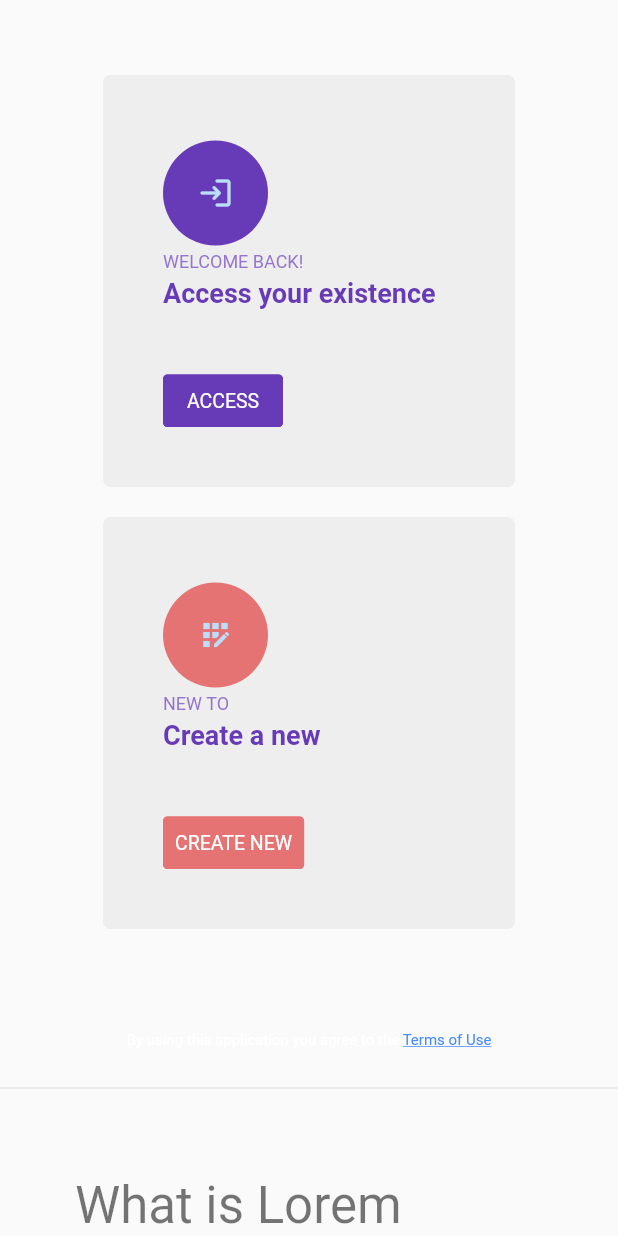
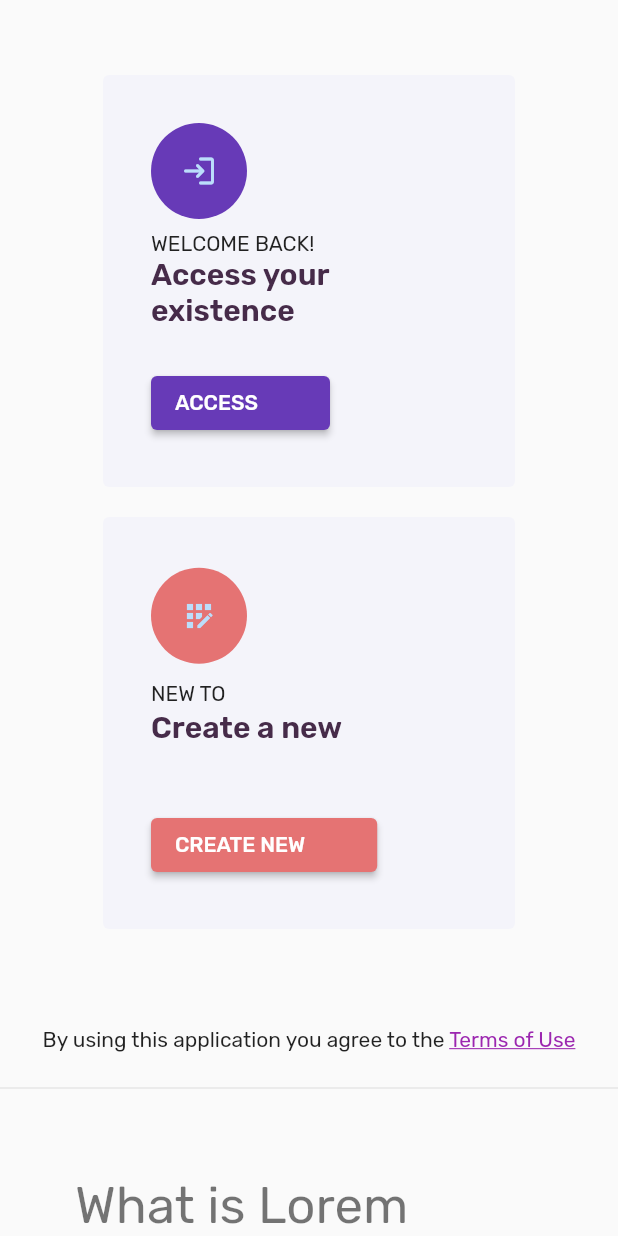
Before and after one commit to tsvillain/diva-roulette, a Flutter app: the screen it shows after launch, on a phone screen of 412 x 824 dp. Run offline on Flutter 3.47's test engine with Material 2 defaults, Android fonts, the light colour scheme and no system bars; drawn by our look-alikes of auto_size_text, getwidget; our stand-ins replace google_fonts, responsive_builder; missing offline and left inert: ndialog.

Commit message:
Add theme.dart Add fonts Change loginCard.dart and landingPageDesktop.dart

```diff
--- a/lib/main.dart
+++ b/lib/main.dart
@@ -1,4 +1,5 @@
 import 'package:diva_roulette/helpers/routeName.dart';
+import 'package:diva_roulette/theme.dart';
 import 'package:flutter/material.dart';
 import 'package:diva_roulette/helpers/generateRoute.dart' as router;
 
@@ -11,9 +12,7 @@ class MyApp extends StatelessWidget {
   Widget build(BuildContext context) {
     return MaterialApp(
       title: 'Diva Roulette',
-      theme: ThemeData(
-        primarySwatch: Colors.blue,
-      ),
+      theme: AppTheme.getAppTheme(),
       onGenerateRoute: router.generateRoute,
       initialRoute: LandingPageRoute,
     );
--- /dev/null
+++ b/lib/theme.dart
@@ -0,0 +1,37 @@
+import 'package:flutter/material.dart';
+import 'package:google_fonts/google_fonts.dart';
+
+class AppTheme {
+  static const defaultPadding = 16.0;
+  static const paddingSmall = 8.0;
+  static const paddingMedium = 24.0;
+  static const paddingLarge = 32.0;
+
+  static const purple = Color(0xFF462b49);
+  static const purpleBG = Color(0xFFF4F4FA);
+  static const pink = Color(0xFFFF4165);
+
+  static ThemeData getAppTheme() {
+    ThemeData base = ThemeData();
+
+    return base.copyWith(
+        primaryColor: purple,
+        accentColor: pink,
+        textTheme: GoogleFonts.rubikTextTheme(base.textTheme.copyWith(
+          headline6: base.textTheme.headline6.copyWith(color: purple, fontWeight: FontWeight.w600),
+          headline5: base.textTheme.headline5.copyWith(),
+          headline4: base.textTheme.headline4.copyWith(),
+          headline3: base.textTheme.headline3.copyWith(),
+          headline2: base.textTheme.headline2.copyWith(),
+          headline1: base.textTheme.headline1.copyWith(),
+          bodyText1: base.textTheme.bodyText1.copyWith(),
+          bodyText2: base.textTheme.bodyText2.copyWith(),
+        )),
+        buttonColor: purple,
+        elevatedButtonTheme: ElevatedButtonThemeData(
+          style: ElevatedButton.styleFrom(
+            primary: purple,
+          ),
+        ));
+  }
+}
--- a/lib/utils/widgets/loginCard.dart
+++ b/lib/utils/widgets/loginCard.dart
@@ -1,4 +1,5 @@
 import 'package:auto_size_text/auto_size_text.dart';
+import 'package:diva_roulette/theme.dart';
 import 'package:flutter/material.dart';
 import 'package:getwidget/components/button/gf_button.dart';
 
@@ -11,6 +12,7 @@ class LoginCard extends StatelessWidget {
   final Icon icon;
   final String btnText;
   final Function btnFunc;
+  final Color avatarColor;
 
   const LoginCard({
     Key key,
@@ -22,19 +24,20 @@ class LoginCard extends StatelessWidget {
     @required this.icon,
     @required this.btnText,
     @required this.btnFunc,
+    this.avatarColor
   }) : super(key: key);
 
   @override
   Widget build(BuildContext context) {
     return Container(
       decoration: BoxDecoration(
-        borderRadius: BorderRadius.circular(5),
-        color: Colors.grey[200],
+        borderRadius: BorderRadius.circular(4),
+        color: AppTheme.purpleBG,
       ),
       width: size,
       height: size,
       child: Padding(
-        padding: const EdgeInsets.all(40.0),
+        padding: const EdgeInsets.all(AppTheme.paddingLarge),
         child: Column(
           mainAxisSize: MainAxisSize.max,
           mainAxisAlignment: MainAxisAlignment.spaceBetween,
@@ -50,36 +53,33 @@ class LoginCard extends StatelessWidget {
                   Align(
                     alignment: Alignment.topLeft,
                     child: CircleAvatar(
-                      backgroundColor: color,
+                      backgroundColor: avatarColor ?? color,
                       child: icon,
                       minRadius: 20,
-                      maxRadius: 35,
+                      maxRadius: 32,
                     ),
                   ),
+                  Padding(
+                      padding: EdgeInsets.only(top: AppTheme.paddingSmall)),
                   AutoSizeText(
                     "$firstText",
-                    style: TextStyle(
-                      fontSize: 12,
-                      color: Colors.deepPurple[300],
-                    ),
+                    style: Theme.of(context).textTheme.bodyText2,
                   ),
                   AutoSizeText(
                     "$secondText",
-                    style: TextStyle(
-                      fontWeight: FontWeight.bold,
-                      fontSize: 18,
-                      color: Colors.deepPurple,
-                    ),
+                    style: Theme.of(context).textTheme.headline6,
                   ),
                 ],
               ),
             ),
             Expanded(flex: 1, child: SizedBox()),
-            GFButton(
+            ElevatedButton(
               onPressed: btnFunc,
-              color: btnColor,
-              text: "$btnText",
-              textColor: Colors.white,
+              child: Padding(
+                padding: EdgeInsets.only(right: AppTheme.paddingLarge),
+                child: Text(btnText),
+              ),
+              style: ElevatedButton.styleFrom(primary: btnColor),
             ),
           ],
         ),
--- a/lib/utils/widgets/termsCard.dart
+++ b/lib/utils/widgets/termsCard.dart
@@ -18,13 +18,13 @@ class TermsCard extends StatelessWidget {
         text: TextSpan(children: [
           TextSpan(
               text: "By using this application you agree to the ",
-              style: TextStyle(fontSize: 10)),
+              style: Theme.of(context).textTheme.bodyText2),
           TextSpan(
             text: "Terms of Use",
-            style: TextStyle(
+            style: Theme.of(context).textTheme.bodyText2.copyWith(
               decoration: TextDecoration.underline,
-              color: Colors.blueAccent,
-              fontSize: 10,
+              color: Colors.purple,
+              fontWeight: FontWeight.w400
             ),
           ),
         ]),
--- a/lib/views/desktop/landingPageDesktop.dart
+++ b/lib/views/desktop/landingPageDesktop.dart
@@ -1,4 +1,5 @@
 import 'package:diva_roulette/helpers/routeName.dart';
+import 'package:diva_roulette/theme.dart';
 import 'package:diva_roulette/utils/widgets/cardCollection.dart';
 import 'package:diva_roulette/utils/widgets/contentCard.dart';
 import 'package:diva_roulette/utils/widgets/footer.dart';
@@ -13,6 +14,7 @@ class LandingPageDesktop extends StatefulWidget {
 
 class _LandingPageDesktopState extends State<LandingPageDesktop> {
   Size _size;
+
   @override
   Widget build(BuildContext context) {
     _size = MediaQuery.of(context).size;
@@ -28,27 +30,34 @@ class _LandingPageDesktopState extends State<LandingPageDesktop> {
               mainAxisAlignment: MainAxisAlignment.center,
               children: [
                 LoginCard(
-                  size: _size.width / 4,
+                  size: _size.width / 3.5,
                   btnFunc: () {
                     Navigator.pushNamed(context, LoginPageRoute);
                   },
                   btnText: 'ACCESS',
-                  color: Colors.deepPurple,
+                  color: Theme.of(context).primaryColor,
                   firstText: 'WELCOME BACK!',
-                  icon: Icon(Icons.login_rounded),
+                  icon: Icon(
+                    Icons.login_rounded,
+                    color: Colors.white,
+                  ),
                   secondText: 'Access your existence',
-                  btnColor: Colors.deepPurple,
+                  btnColor: Theme.of(context).primaryColor,
                 ),
                 SizedBox(width: 20),
                 LoginCard(
-                  size: _size.width / 4,
+                  size: _size.width / 3.5,
                   btnFunc: () {
                     Navigator.pushNamed(context, ConfirmCreationPageRoute);
                   },
                   btnText: 'CREATE NEW',
                   color: Colors.red[300],
                   firstText: 'NEW TO',
-                  icon: Icon(Icons.app_registration),
+                  avatarColor: Colors.white,
+                  icon: Icon(
+                    Icons.app_registration,
+                    color: Theme.of(context).accentColor,
+                  ),
                   secondText: 'Create a new',
                   btnColor: Colors.red[300],
                 ),
--- a/pubspec.yaml
+++ b/pubspec.yaml
@@ -29,6 +29,7 @@ dependencies:
   ndialog: ^4.0.1
   responsive_builder: ^0.4.1
   url_launcher: ^6.0.3
+  google_fonts: ^2.0.0
 
 dev_dependencies:
   flutter_test:
```
Also changed, not shown: pubspec.lock, 2 other files.
